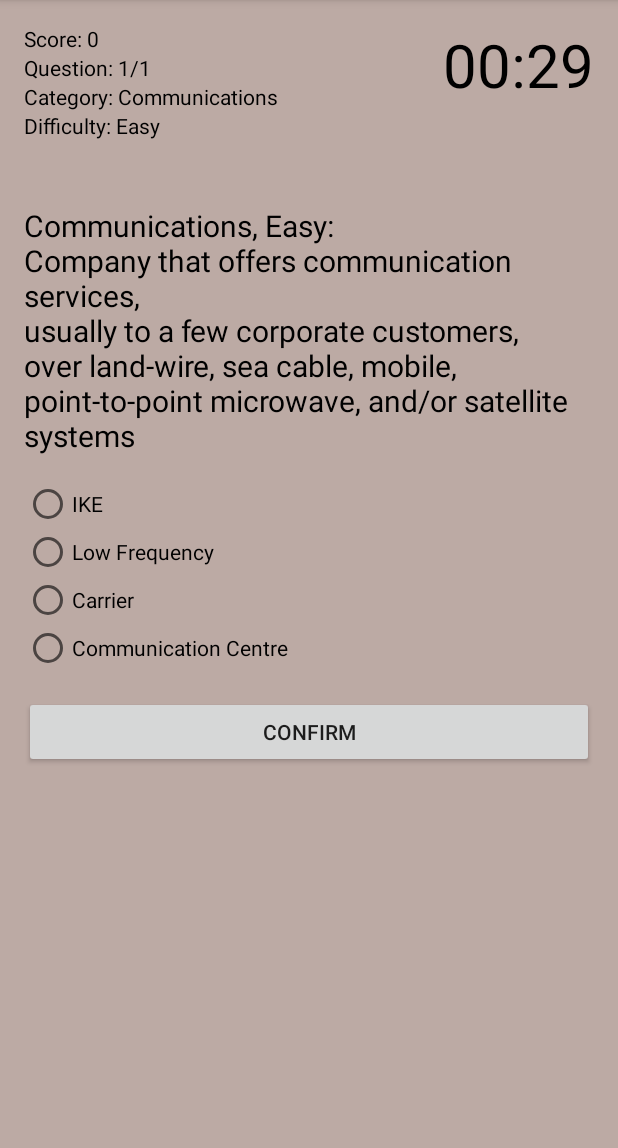
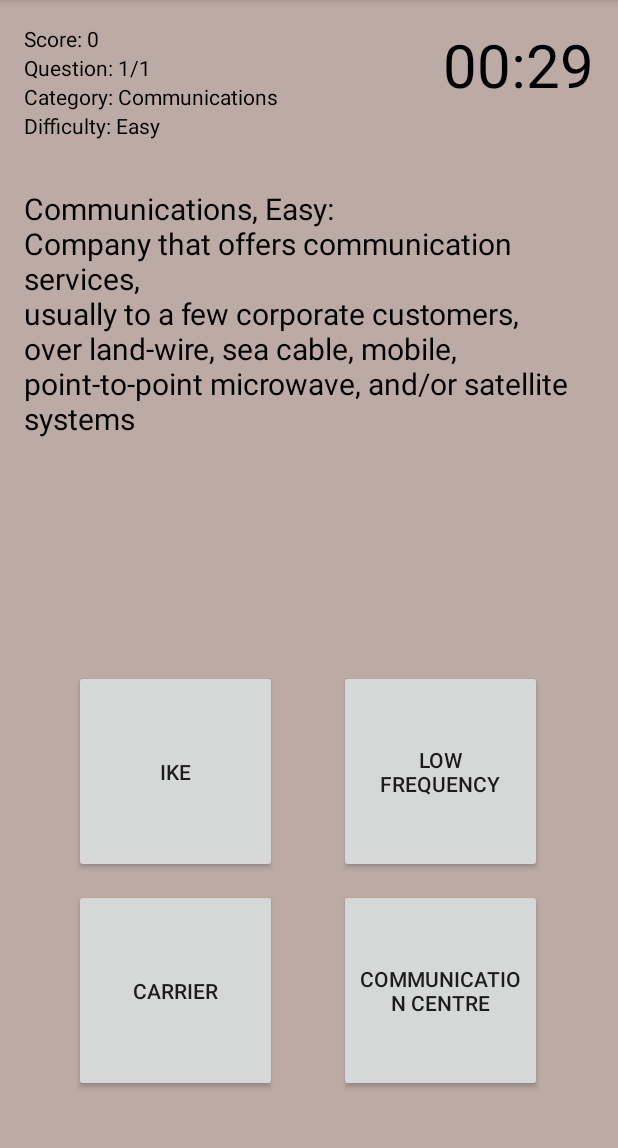
Before and after one commit to Team-CodeHouse/Electronics, an Android app: the screen it shows after launch (MainQuiz), after a tap on "TAKE A QUIZ", on a phone screen of 412 x 824 dp, the part 84-1232 px from its top. Run offline under Robolectric (Android 15) with nearby library versions, the phone set to English and light mode, and no system bars.

Commit message:
changed quiz radio button to button.

```diff
--- a/app/src/main/java/com/example/electronics/MainQuiz.java
+++ b/app/src/main/java/com/example/electronics/MainQuiz.java
@@ -8,7 +8,9 @@ import android.content.res.ColorStateList;
 import android.graphics.Color;
 import android.os.Bundle;
 import android.os.CountDownTimer;
+import android.os.Handler;
 import android.os.PersistableBundle;
+import android.util.Log;
 import android.view.View;
 import android.widget.Button;
 import android.widget.RadioButton;
@@ -65,7 +67,7 @@ public class MainQuiz extends AppCompatActivity {
 
     private int score;
     private boolean answered;
-
+    //private RadioButton buttonOptions;
 
 
     @Override
@@ -79,16 +81,23 @@ public class MainQuiz extends AppCompatActivity {
         textViewCategory = findViewById(R.id.text_view_category);
         textViewDifficulty = findViewById(R.id.text_view_difficulty);
         textViewCountdown = findViewById(R.id.text_view_countdown);
-        rbGroup = findViewById(R.id.radio_group);
+        /*rbGroup = findViewById(R.id.radio_group);
         rb1 = findViewById(R.id.radio_button1);
         rb2 = findViewById(R.id.radio_button2);
         rb3 = findViewById(R.id.radio_button3);
-        rb4 = findViewById(R.id.radio_button4);
+        rb4 = findViewById(R.id.radio_button4);*/
 
-        buttonConfirmNext = findViewById(R.id.button_confirm_next);
+        choice1 = findViewById(R.id.btn_opt_1);
+        choice2 = findViewById(R.id.btn_opt_2);
+        choice3 = findViewById(R.id.btn_opt_3);
+        choice4 = findViewById(R.id.btn_opt_4);
 
 
-        textColorDefaultRb = rb1.getTextColors();
+        //buttonConfirmNext = findViewById(R.id.button_confirm_next);
+
+
+        //textColorDefaultRb = rb1.getTextColors();
+        textColorDefaultRb = choice1.getTextColors();
         textColorDefaultCd = textViewCountdown.getTextColors();
 
         Intent intent = getIntent();
@@ -101,18 +110,10 @@ public class MainQuiz extends AppCompatActivity {
 
         if (savedInstanceState == null ) {
             QuizDbHelper dbHelper = QuizDbHelper.getInstance(this);
-            if ( categoryID == 4) {
-            questionList = dbHelper.getAllQuestions();
-            questionCountTotal = questionList.size();
-            Collections.shuffle(questionList);
-            showNextQuestion();
-            } else {
             questionList = dbHelper.getQuestions(categoryID, difficulty);
             questionCountTotal = questionList.size();
             Collections.shuffle(questionList);
             showNextQuestion();
-            }
-
         } else {
             questionList = savedInstanceState.getParcelableArrayList(KEY_QUESTION_List);
             questionCountTotal = questionList.size();
@@ -130,10 +131,61 @@ public class MainQuiz extends AppCompatActivity {
             }
         }
 
+        View view = new View(this);
+        RadioButton buttonOptions = view.findViewWithTag("option");
+        //Toast.makeText(MainQuiz.this, buttonOptions.toString(), Toast.LENGTH_SHORT).show();
+        choice1.setOnClickListener(new View.OnClickListener() {
+            @Override
+            public void onClick(View v) {
+                if (!answered) {
+                        checkAnswer(1);
+                } else {
+                    showNextQuestion();
+
+                }
+
+            }
+        });
+
+        choice2.setOnClickListener(new View.OnClickListener() {
+            @Override
+            public void onClick(View v) {
+                if (!answered) {
+                        checkAnswer(2);
+                } else {
+                    showNextQuestion();
+                }
+
+            }
+        });
+
+        choice3.setOnClickListener(new View.OnClickListener() {
+            @Override
+            public void onClick(View v) {
+                if (!answered) {
+                        checkAnswer(3);
+                } else {
+                    showNextQuestion();
+
+                }
+
+            }
+        });
+
+        choice4.setOnClickListener(new View.OnClickListener() {
+            @Override
+            public void onClick(View v) {
+                if (!answered) {
+                        checkAnswer(4);
+                } else {
+                    showNextQuestion();
+                }
+
+            }
+        });
 
 
-
-        buttonConfirmNext.setOnClickListener(new View.OnClickListener() {
+        /*buttonConfirmNext.setOnClickListener(new View.OnClickListener() {
             @Override
             public void onClick(View v) {
                 if (!answered) {
@@ -148,32 +200,44 @@ public class MainQuiz extends AppCompatActivity {
                 }
 
             }
-        });
+        });*/
 
     }
 
         private void showNextQuestion(){
-            rb1.setTextColor(textColorDefaultRb);
+            /*rb1.setTextColor(textColorDefaultRb);
             rb2.setTextColor(textColorDefaultRb);
             rb3.setTextColor(textColorDefaultRb);
-            rb4.setTextColor(textColorDefaultRb);
+            rb4.setTextColor(textColorDefaultRb);*/
 
-            rbGroup.clearCheck();
+            choice1.setTextColor(textColorDefaultRb);
+            choice2.setTextColor(textColorDefaultRb);
+            choice3.setTextColor(textColorDefaultRb);
+            choice4.setTextColor(textColorDefaultRb);
+
+            //rbGroup.clearCheck();
 
             if (questionCounter < questionCountTotal) {
                 currentQuestion = questionList.get(questionCounter);
 
                 textViewquestion.setText(currentQuestion.getQuestion());
-                rb1.setText(currentQuestion.getOption1());
+                /*rb1.setText(currentQuestion.getOption1());
                 rb2.setText(currentQuestion.getOption2());
                 rb3.setText(currentQuestion.getOption3());
                 rb4.setText(currentQuestion.getOption4());
+*/
+                choice1.setText(currentQuestion.getOption1());
+                choice2.setText(currentQuestion.getOption2());
+                choice3.setText(currentQuestion.getOption3());
+                choice4.setText(currentQuestion.getOption4());
+
+
 
 
                 questionCounter++;
                 textViewQuestionCount.setText("Question: " + questionCounter + "/" + questionCountTotal);
                 answered = false;
-                buttonConfirmNext.setText("Confirm");
+                //buttonConfirmNext.setText("Confirm");
 
                 timeLeftInMillis = COUNTDOWN_IN_MILIS;
                 startCountDown();
@@ -195,7 +259,7 @@ public class MainQuiz extends AppCompatActivity {
                     public void onFinish() {
                         timeLeftInMillis = 0;
                         updateCountDownText();
-                        checkAnswer();
+                        checkAnswer(0);
                     }
                 }.start();
             }
@@ -218,14 +282,14 @@ public class MainQuiz extends AppCompatActivity {
             }
 
 
-            private void checkAnswer() {
+            private void checkAnswer(int i) {
                 answered = true;
 
                 countDownTimer.cancel();
 
-            RadioButton rbSelected = findViewById(rbGroup.getCheckedRadioButtonId());
-            int answerNr = rbGroup.indexOfChild(rbSelected) + 1;
-
+                //RadioButton rbSelected = findViewById(rbGroup.getCheckedRadioButtonId())
+                    // int answerNr = rbGroup.indexOfChild(rbSelected) + 1;
+                int answerNr = i;
                 if (answerNr == currentQuestion.getAnswerNr()) {
                     score++;
                     textViewScore.setText("Score: " + score);
@@ -233,30 +297,52 @@ public class MainQuiz extends AppCompatActivity {
 
                 showSolution();
 
+                Handler handler = new Handler();
+                handler.postDelayed(new Runnable() {
+                    @Override
+                    public void run() {
+                        // Do something after 5s = 5000ms
+                        showNextQuestion();
+                    }
+                }, 3000);
+
             }
 
             private void showSolution(){
-                rb1.setTextColor(Color.RED);
+                /*rb1.setTextColor(Color.RED);
                 rb2.setTextColor(Color.RED);
                 rb3.setTextColor(Color.RED);
-                rb4.setTextColor(Color.RED);
+                rb4.setTextColor(Color.RED);*/
+
+                choice1.setTextColor(Color.RED);
+                choice2.setTextColor(Color.RED);
+                choice3.setTextColor(Color.RED);
+                choice4.setTextColor(Color.RED);
 
 
                 switch (currentQuestion.getAnswerNr()) {
                     case 1:
-                        rb1.setTextColor(Color.GREEN);
+                        //rb1.setTextColor(Color.GREEN);
+                        choice1.setTextColor(Color.GREEN);
+
                         textViewquestion.setText("Answer 1 is Correct");
                         break;
                     case 2:
-                        rb2.setTextColor(Color.GREEN);
+                        //rb2.setTextColor(Color.GREEN);
+                        choice2.setTextColor(Color.GREEN);
+
                         textViewquestion.setText("Answer 2 is Correct");
                         break;
                     case 3:
-                        rb3.setTextColor(Color.GREEN);
+                        //rb3.setTextColor(Color.GREEN);
+                        choice3.setTextColor(Color.GREEN);
+
                         textViewquestion.setText("Answer 3 is Correct");
                         break;
                     case 4:
-                        rb4.setTextColor(Color.GREEN);
+                        //rb4.setTextColor(Color.GREEN);
+                        choice4.setTextColor(Color.GREEN);
+
                         textViewquestion.setText("Answer 3 is Correct");
                         break;
 
@@ -265,9 +351,9 @@ public class MainQuiz extends AppCompatActivity {
                 }
 
                 if (questionCounter < questionCountTotal) {
-                    buttonConfirmNext.setText("Next");
+                    //buttonConfirmNext.setText("Next");
                 }else {
-                    buttonConfirmNext.setText("Finish");
+                    //buttonConfirmNext.setText("Finish");
                 }
 
 
--- a/app/src/main/res/layout/activity_main_quiz.xml
+++ b/app/src/main/res/layout/activity_main_quiz.xml
@@ -1,12 +1,12 @@
 <?xml version="1.0" encoding="utf-8"?>
 <RelativeLayout xmlns:android="http://schemas.android.com/apk/res/android"
-    xmlns:app="http://schemas.android.com/apk/res-auto"
     xmlns:tools="http://schemas.android.com/tools"
     android:layout_width="match_parent"
     android:layout_height="match_parent"
     android:background="@color/colorBackground"
     android:padding="16dp"
     tools:context=".MainQuiz">
+
 
 
     <TextView
@@ -70,69 +70,72 @@
 
     <TextView
         android:id="@+id/text_view_question"
-        android:layout_width="wrap_content"
+        android:layout_width="372dp"
         android:layout_height="wrap_content"
-        android:layout_above="@+id/radio_group"
+        android:layout_below="@+id/text_view_difficulty"
+        android:layout_marginTop="32dp"
         android:layout_marginBottom="16dp"
+        android:freezesText="true"
         android:text="Here will be the questions Text\nHere will be the questions Text\nHere will be the questions Text"
-        android:layout_centerHorizontal="true"
         android:textColor="@android:color/black"
-        android:textSize="20sp"
-        android:freezesText="true"
-        />
+        android:textSize="20sp" />
 
 
-
-    <RadioGroup
-        android:id="@+id/radio_group"
-        android:layout_width="wrap_content"
-        android:layout_height="wrap_content"
-        android:layout_centerVertical="true">
-
-        <RadioButton
-            android:id="@+id/radio_button1"
-            android:layout_width="wrap_content"
-            android:layout_height="wrap_content"
-            android:text="Option 1"
-            android:freezesText="true"
-            />
-
-        <RadioButton
-            android:id="@+id/radio_button2"
-            android:layout_width="wrap_content"
-            android:layout_height="wrap_content"
-            android:text="Option 2"
-            android:freezesText="true"
-            />
-
-        <RadioButton
-            android:id="@+id/radio_button3"
-            android:layout_width="wrap_content"
-            android:layout_height="wrap_content"
-            android:text="Option 3"
-            android:freezesText="true" />
-
-        <RadioButton
-            android:id="@+id/radio_button4"
-            android:layout_width="wrap_content"
-            android:layout_height="wrap_content"
-            android:text="Option 4"
-            android:freezesText="true" />
+    <RelativeLayout
+        android:layout_width="match_parent"
+        android:layout_height="323dp"
+        android:layout_alignParentBottom="true"
+        android:layout_marginBottom="6dp">
 
 
-    </RadioGroup>
+        <Button
+            android:id="@+id/btn_opt_1"
+            android:layout_width="135dp"
+            android:layout_height="135dp"
+            android:layout_alignParentStart="true"
+            android:layout_alignParentLeft="true"
+            android:layout_alignParentTop="true"
+            android:layout_marginStart="33dp"
+            android:layout_marginLeft="33dp"
+            android:layout_marginTop="24dp"
+            android:freezesText="true"
+            android:text="option 1" />
 
+        <Button
+            android:id="@+id/btn_opt_2"
+            android:layout_width="135dp"
+            android:layout_height="135dp"
+            android:layout_alignParentLeft="true"
+            android:layout_alignParentTop="true"
+            android:layout_marginLeft="210dp"
+            android:layout_marginTop="24dp"
+            android:freezesText="true"
+            android:text="option 2" />
 
+        <Button
+            android:id="@+id/btn_opt_3"
+            android:layout_width="135dp"
+            android:layout_height="135dp"
+            android:layout_alignParentLeft="true"
+            android:layout_alignParentTop="true"
+            android:layout_marginLeft="33dp"
+            android:layout_marginTop="170dp"
+            android:freezesText="true"
+            android:text="option 3
+" />
 
-    <Button
-        android:id="@+id/button_confirm_next"
-        android:layout_width="match_parent"
-        android:layout_height="wrap_content"
-        android:layout_below="@+id/radio_group"
-        android:layout_marginTop="16dp"
-        android:text="Confirm"
-        android:freezesText="true"
-        />
+        <Button
+            android:id="@+id/btn_opt_4"
+            android:layout_width="135dp"
+            android:layout_height="135dp"
+            android:layout_alignParentLeft="true"
+            android:layout_alignParentTop="true"
+            android:layout_marginLeft="210dp"
+            android:layout_marginTop="170dp"
+            android:freezesText="true"
+            android:text="option 4" />
+
+    </RelativeLayout>
 
 
 </RelativeLayout>
```
Lines whose indentation alone changed are shown as unchanged.
